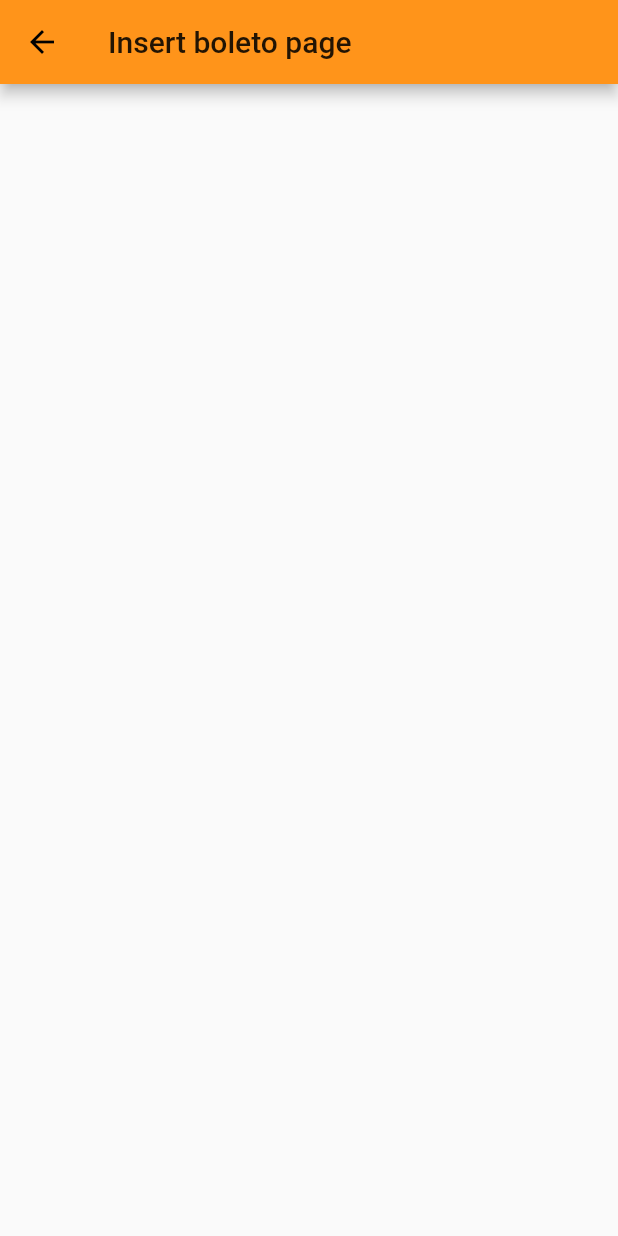
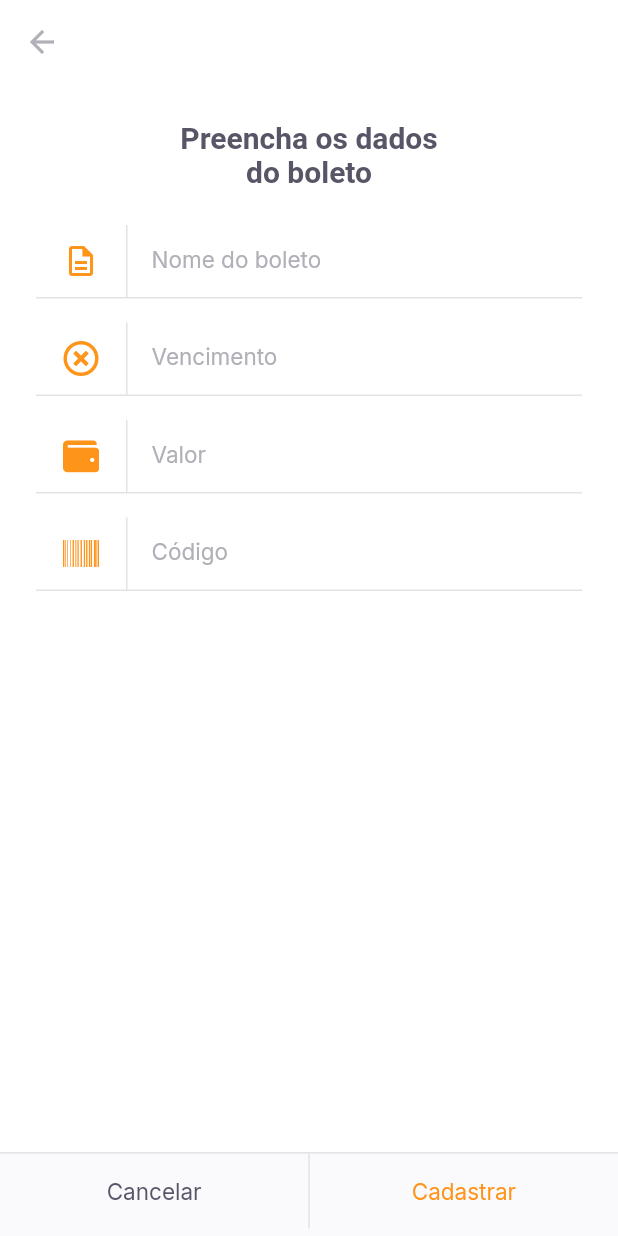
Before and after one commit to Lucas-Braganca/pay_flow, a Flutter app: the InsertBoletoPage screen opened by its route, on a phone screen of 412 x 824 dp. Run offline on Flutter 3.47's test engine with Material 2 defaults, Android fonts, the phone set to English and light mode, and no system bars; our stand-ins replace camera, firebase_core, font_awesome_flutter, google_fonts, google_sign_in, image_picker and 1 more; missing offline and left inert: google_ml_kit; accounts and stored records are empty.

Commit message:
Insert boleto page

```diff
--- a/lib/main.dart
+++ b/lib/main.dart
@@ -1,9 +1,6 @@
 import 'package:firebase_core/firebase_core.dart';
 import 'package:flutter/material.dart';
 import 'package:pay_flow/app_widget.dart';
-import 'package:pay_flow/modules/login/login_page.dart';
-import 'package:pay_flow/modules/splash/splash_page.dart';
-import 'package:pay_flow/shared/themes/app_colors.dart';
 
 void main() {
   runApp(AppFirebase());
--- a/lib/modules/barcode_scanner/barcode_scanner_controller.dart
+++ b/lib/modules/barcode_scanner/barcode_scanner_controller.dart
@@ -55,7 +55,7 @@ class BarcodeScannerController {
   }
 
   void scanWithImagePicker() async {
-    final response = await ImagePicker().getImage(source: ImageSource.gallery);
+    final response = await ImagePicker().pickImage(source: ImageSource.gallery); //getImage
     final inputImage = InputImage.fromFilePath(response!.path);
     scannerBarCode(inputImage);
   }
--- a/lib/modules/barcode_scanner/barcode_scanner_page.dart
+++ b/lib/modules/barcode_scanner/barcode_scanner_page.dart
@@ -4,8 +4,6 @@ import 'package:pay_flow/modules/barcode_scanner/barcode_scanner_status.dart';
 import 'package:pay_flow/shared/themes/app_colors.dart';
 import 'package:pay_flow/shared/themes/app_text_styles.dart';
 import 'package:pay_flow/shared/widgets/bottom_sheet/bottom_sheet_widget.dart';
-import 'package:pay_flow/shared/widgets/divider_vertical/divider_vertical_widget.dart';
-import 'package:pay_flow/shared/widgets/label_button/label_button.dart';
 import 'package:pay_flow/shared/widgets/set_label_buttons/set_label_buttons.dart';
 
 class BarcodeScannerPage extends StatefulWidget {
@@ -20,7 +18,6 @@ class _BarcodeScannerPageState extends State<BarcodeScannerPage> {
 
   @override
   void initState() {
-    // TODO: implement initState
     controller.getAvailableCameras();
     controller.statusNotifier.addListener(() {
       if(controller.status.hasBarcode) {
@@ -32,7 +29,6 @@ class _BarcodeScannerPageState extends State<BarcodeScannerPage> {
 
   @override
   void dispose() {
-    // TODO: implement dispose
     controller.dispose();
     super.dispose();
   }
--- a/lib/modules/barcode_scanner/barcode_scanner_status.dart
+++ b/lib/modules/barcode_scanner/barcode_scanner_status.dart
@@ -1,4 +1,4 @@
-import 'package:camera/camera.dart';
+
 
 class BarcodeScannerStatus {
   final bool isCameraAvailable;
--- a/lib/modules/home/home_page.dart
+++ b/lib/modules/home/home_page.dart
@@ -67,7 +67,8 @@ class _HomePageState extends State<HomePage> {
                     color: AppColors.primary,
                   )),
               BarcodeScannerButton(onTap: (){
-                Navigator.pushNamed(context, '/barcode_scanner');
+                // Navigator.pushNamed(context, '/barcode_scanner');
+                Navigator.pushNamed(context, '/insert_boleto');
               },),
               IconButton(
                   onPressed: () {
--- a/lib/modules/insert_boleto/insert_boleto_page.dart
+++ b/lib/modules/insert_boleto/insert_boleto_page.dart
@@ -1,4 +1,9 @@
 import 'package:flutter/material.dart';
+import 'package:font_awesome_flutter/font_awesome_flutter.dart';
+import 'package:pay_flow/shared/themes/app_colors.dart';
+import 'package:pay_flow/shared/themes/app_text_styles.dart';
+import 'package:pay_flow/shared/widgets/input_text/input_text_widget.dart';
+import 'package:pay_flow/shared/widgets/set_label_buttons/set_label_buttons.dart';
 
 class InsertBoletoPage extends StatelessWidget {
   const InsertBoletoPage({Key? key}) : super(key: key);
@@ -6,8 +11,55 @@ class InsertBoletoPage extends StatelessWidget {
   @override
   Widget build(BuildContext context) {
     return Scaffold(
+      backgroundColor: AppColors.background,
       appBar: AppBar(
-        title: Text('Insert boleto page'),
+        backgroundColor: AppColors.background,
+        elevation: 0,
+        leading: BackButton(
+          color: AppColors.input,
+        ),
+      ),
+      body: Padding(
+        padding: const EdgeInsets.symmetric(horizontal: 24.0),
+        child: Column(
+          crossAxisAlignment: CrossAxisAlignment.center,
+          children: [
+            Padding(
+              padding: const EdgeInsets.symmetric(horizontal: 93, vertical: 24),
+              child: Text(
+                'Preencha os dados do boleto',
+                style: TextStyles.titleBoldHeading,
+                textAlign: TextAlign.center,
+              ),
+            ),
+            InputTextWidget(
+              label: 'Nome do boleto',
+              icon: Icons.description_outlined,
+              onChanged: (value) {},
+            ),
+            InputTextWidget(
+                label: 'Vencimento',
+                icon: FontAwesomeIcons.timesCircle,
+                onChanged: (value) {}),
+            InputTextWidget(
+                label: 'Valor',
+                icon: FontAwesomeIcons.wallet,
+                onChanged: (value) {}),
+            InputTextWidget(
+                label: 'Código',
+                icon: FontAwesomeIcons.barcode,
+                onChanged: (value) {}),
+          ],
+        ),
+      ),
+      bottomNavigationBar: SetLabelButtons(
+        primaryLabel: 'Cancelar',
+        primaryOnPressed: () {
+          Navigator.pop(context);
+        },
+        secondaryLabel: 'Cadastrar',
+        secondaryOnPressed: () {},
+        enableSecondaryColor: true,
       ),
     );
   }
--- a/lib/modules/login/login_page.dart
+++ b/lib/modules/login/login_page.dart
@@ -1,5 +1,4 @@
 import 'package:flutter/material.dart';
-import 'package:google_sign_in/google_sign_in.dart';
 import 'package:pay_flow/modules/login/login_controller.dart';
 import 'package:pay_flow/shared/themes/app_colors.dart';
 import 'package:pay_flow/shared/themes/app_images.dart';
--- a/lib/shared/themes/app_colors.dart
+++ b/lib/shared/themes/app_colors.dart
@@ -9,4 +9,5 @@ class AppColors {
   static final stroke = Color(0xFFE3E3E6);
   static final shape = Color(0xFFFAFAFC);
   static final background = Color(0xFFFFFFFF);
+  static final input = Color(0xFFB1B0B8);
 }
--- a/lib/shared/themes/app_text_styles.dart
+++ b/lib/shared/themes/app_text_styles.dart
@@ -78,6 +78,12 @@ class TextStyles {
     fontWeight: FontWeight.w700,
     color: AppColors.background,
   );
+
+  static final input = GoogleFonts.inter(
+    fontSize: 15,
+    fontWeight: FontWeight.w400,
+    color: AppColors.input,
+  );
   static final captionBackground = GoogleFonts.lexendDeca(
     fontSize: 13,
     fontWeight: FontWeight.w400,
--- /dev/null
+++ b/lib/shared/widgets/input_text/input_text_widget.dart
@@ -0,0 +1,69 @@
+import 'package:flutter/material.dart';
+
+import 'package:pay_flow/shared/themes/app_colors.dart';
+import 'package:pay_flow/shared/themes/app_text_styles.dart';
+
+class InputTextWidget extends StatelessWidget {
+  final String label;
+  final IconData icon;
+  final String? initialValue;
+  final String? Function(String?)? validator;
+  final TextEditingController? controller;
+  final void Function(String value) onChanged;
+
+  const InputTextWidget({
+    Key? key,
+    required this.label,
+    required this.icon,
+    this.initialValue,
+    this.validator,
+    this.controller,
+    required this.onChanged,
+  }) : super(key: key);
+
+  @override
+  Widget build(BuildContext context) {
+    return Padding(
+      padding: const EdgeInsets.only(bottom: 16.0),
+      child: Column(
+        children: [
+          TextFormField(
+            controller: controller,
+            onChanged: onChanged,
+            validator: validator,
+            initialValue: initialValue,
+            style: TextStyles.input,
+            decoration: InputDecoration(
+              contentPadding: EdgeInsets.zero,
+              labelText: label,
+              labelStyle: TextStyles.input,
+              icon: Row(
+                mainAxisSize: MainAxisSize.min,
+                children: [
+                  Padding(
+                    padding: const EdgeInsets.symmetric(horizontal: 18),
+                    child: Icon(
+                      icon,
+                      color: AppColors.primary,
+                    ),
+                  ),
+                  Container(
+                    width: 1,
+                    height: 48,
+                    color: AppColors.stroke,
+                  )
+                ],
+              ),
+              border: InputBorder.none,
+            ),
+          ),
+          Divider(
+            height: 1,
+            thickness: 1,
+            color: AppColors.stroke,
+          ),
+        ],
+      ),
+    );
+  }
+}
--- a/lib/shared/widgets/set_label_buttons/set_label_buttons.dart
+++ b/lib/shared/widgets/set_label_buttons/set_label_buttons.dart
@@ -10,20 +10,33 @@ class SetLabelButtons extends StatelessWidget {
   final String secondaryLabel;
   final VoidCallback secondaryOnPressed;
   final bool enablePrimaryColor;
+  final bool enableSecondaryColor;
 
-  const SetLabelButtons(
-      {Key? key,
+  const SetLabelButtons({
+    Key? key,
     required this.primaryLabel,
     required this.primaryOnPressed,
     required this.secondaryLabel,
-      required this.secondaryOnPressed, this.enablePrimaryColor = false})
-      : super(key: key);
+    required this.secondaryOnPressed,
+    this.enablePrimaryColor = false,
+    this.enableSecondaryColor = false,
+  }) : super(key: key);
 
   @override
   Widget build(BuildContext context) {
     return Container(
       color: AppColors.shape,
       height: 56,
+      child: Column(
+        mainAxisSize: MainAxisSize.min,
+        children: [
+          Divider(
+            thickness: 1,
+            height: 1,
+            color: AppColors.stroke,
+          ),
+          Container(
+            height: 50,
             child: Row(
               children: [
                 Expanded(
@@ -38,6 +51,10 @@ class SetLabelButtons extends StatelessWidget {
                   child: LabelButton(
                     label: secondaryLabel,
                     onPressed: secondaryOnPressed,
+                    style: enableSecondaryColor ? TextStyles.buttonPrimary : null,
+                  ),
+                ),
+              ],
             ),
           ),
         ],
--- a/pubspec.yaml
+++ b/pubspec.yaml
@@ -37,6 +37,8 @@ dependencies:
   camera: ^0.8.1+5
   image_picker: ^0.8.2
   image_picker_for_web: ^2.1.0
+  font_awesome_flutter: ^9.1.0
+  flutter_masked_text2: ^0.9.1
 
 dev_dependencies:
   flutter_test:
```
Also changed, not shown: pubspec.lock. Lines whose indentation alone changed are shown as unchanged.
